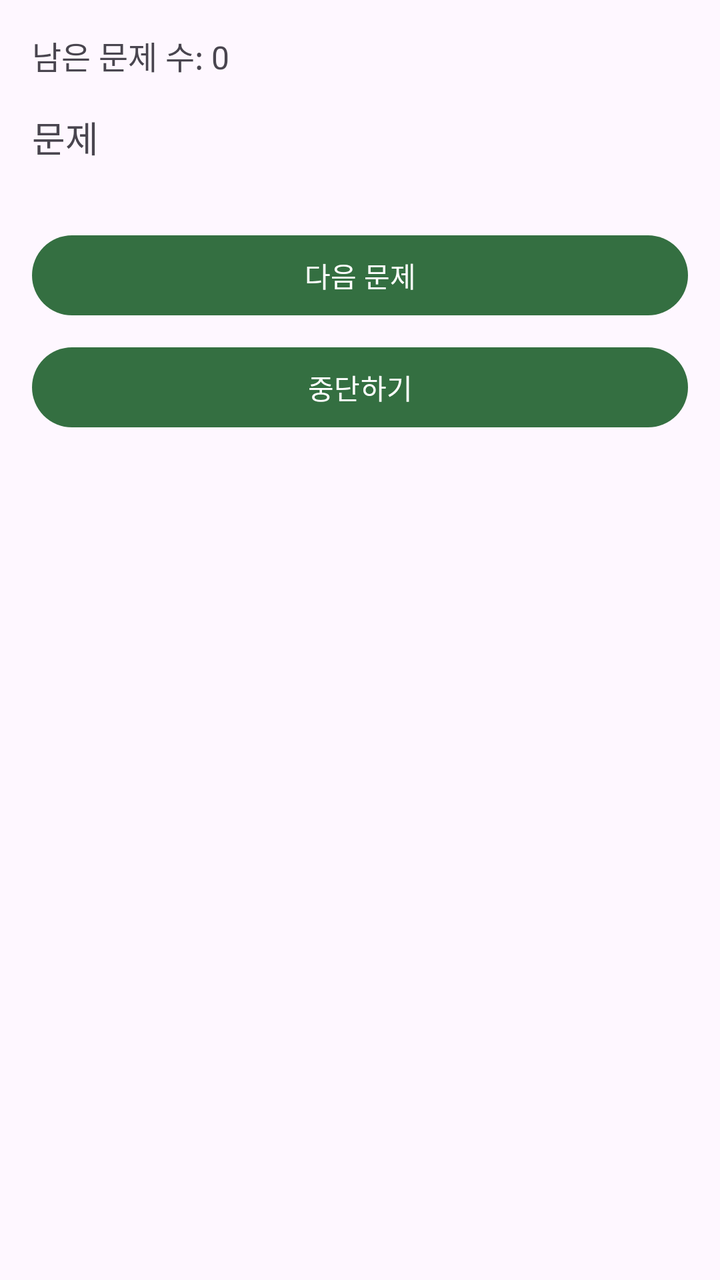
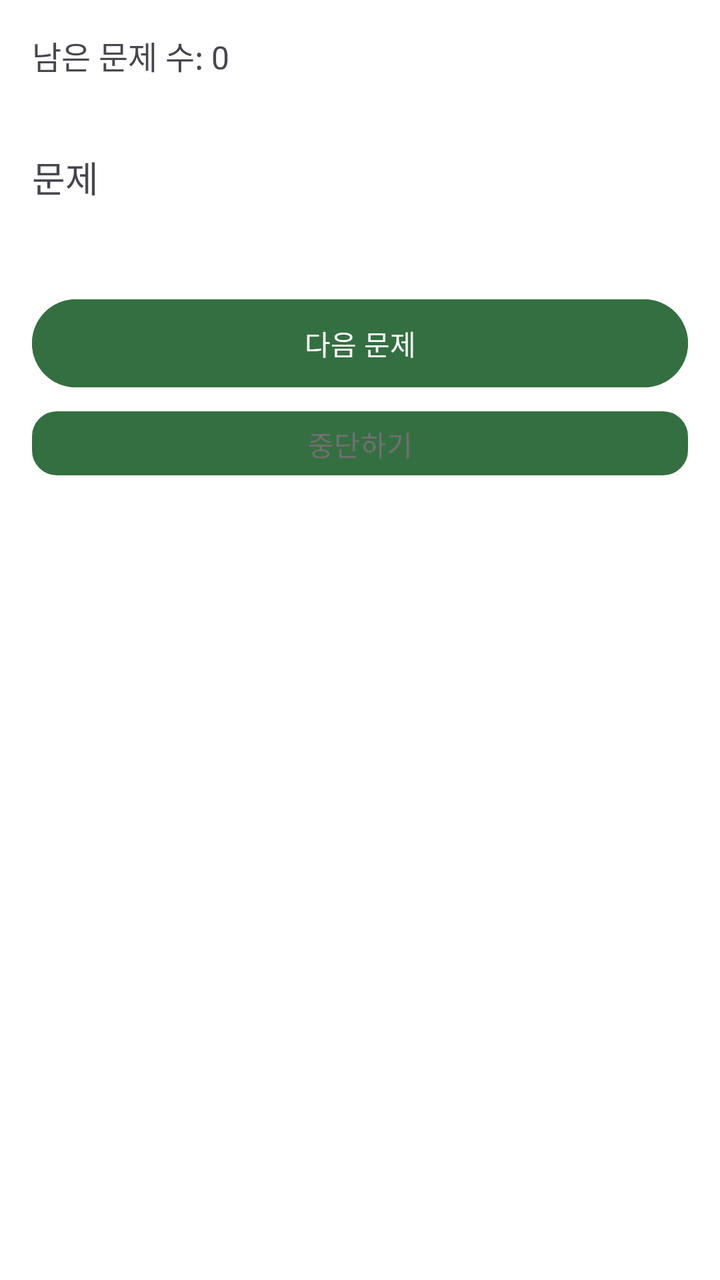

Screens rendered from an Android XML layout before and after an edit, with the pre-edit source and the edit as a unified diff.
<!-- AndroidManifest.xml: application theme Theme.Quiz_app_submit -->
<!-- res/layout/activity_quiz.xml -->
<?xml version="1.0" encoding="utf-8"?>
<LinearLayout xmlns:android="http://schemas.android.com/apk/res/android"
    android:layout_width="match_parent"
    android:layout_height="match_parent"
    android:orientation="vertical"
    android:padding="16dp">

    <TextView
        android:id="@+id/tvRemainingQuestions"
        android:layout_width="match_parent"
        android:layout_height="wrap_content"
        android:textSize="16sp"
        android:text="남은 문제 수: 0"
        android:paddingBottom="16dp" />

    <TextView
        android:id="@+id/tvQuestion"
        android:layout_width="match_parent"
        android:layout_height="wrap_content"
        android:textSize="18sp"
        android:text="문제"
        android:paddingBottom="16dp" />

    <LinearLayout
        android:id="@+id/llOptions"
        android:layout_width="match_parent"
        android:layout_height="wrap_content"
        android:orientation="vertical" />

    <Button
        android:id="@+id/btnNext"
        android:layout_width="match_parent"
        android:layout_height="wrap_content"
        android:layout_marginTop="16dp"
        android:text="다음 문제" />

    <Button
        android:id="@+id/btnStop"
        android:layout_width="match_parent"
        android:layout_height="wrap_content"
        android:text="중단하기"
        android:layout_marginTop="8dp" />
</LinearLayout>
<!-- resources referenced by this layout -->
<resources>
  <style name="Base.Theme.Quiz_app_submit" parent="Theme.Material3.DayNight.NoActionBar">
          
          <item name="colorPrimary">@color/color_main</item>
          <item name="colorOnPrimary">@color/color_on_main</item>
  
          <item name="colorSecondary">@color/color_sub</item>
          <item name="colorOnSecondary">@color/color_on_sub</item>
  
          <item name="colorPrimaryContainer">@color/color_main</item>
          <item name="colorOnPrimaryContainer">@color/color_on_main</item>
          <item name="colorSecondaryContainer">@color/color_sub</item>
          <item name="colorOnSecondaryContainer">@color/color_on_sub</item>
  
          
          <item name="materialButtonStyle">@style/Widget.Quiz_app_submit.Button</item>
      </style>
  <color name="color_main">#346F41</color>
  <color name="color_on_main">#FFFFFF</color>
  <color name="color_sub">#699472</color>
  <color name="color_on_sub">#FFFFFF</color>
  <style name="Widget.Quiz_app_submit.Button" parent="Widget.Material3.Button">
          <item name="backgroundTint">@color/color_main</item>
          <item name="android:textColor">@color/color_on_main</item>
      </style>
  <!-- unchanged entries left out for length: 1 -->
</resources>

<!-- the commit's change to res/layout/activity_quiz.xml (unified diff, before → after) -->
@@ -1,9 +1,14 @@
 <?xml version="1.0" encoding="utf-8"?>
-<LinearLayout xmlns:android="http://schemas.android.com/apk/res/android"
+<ScrollView xmlns:android="http://schemas.android.com/apk/res/android"
     android:layout_width="match_parent"
     android:layout_height="match_parent"
-    android:orientation="vertical"
-    android:padding="16dp">
+    android:fillViewport="true">
+
+    <LinearLayout
+        android:layout_width="match_parent"
+        android:layout_height="wrap_content"
+        android:orientation="vertical"
+        android:padding="16dp">
 
     <TextView
         android:id="@+id/tvRemainingQuestions"
@@ -19,7 +24,8 @@
         android:layout_height="wrap_content"
         android:textSize="18sp"
         android:text="문제"
-        android:paddingBottom="16dp" />
+        android:layout_marginTop="20dp"
+        android:paddingBottom="28dp" />
 
     <LinearLayout
         android:id="@+id/llOptions"
@@ -30,14 +36,25 @@
     <Button
         android:id="@+id/btnNext"
         android:layout_width="match_parent"
-        android:layout_height="wrap_content"
+        android:layout_height="52dp"
         android:layout_marginTop="16dp"
+        android:backgroundTint="@color/button_background_tint"
+        android:textColor="@color/white"
         android:text="다음 문제" />
 
     <Button
         android:id="@+id/btnStop"
         android:layout_width="match_parent"
-        android:layout_height="wrap_content"
+        android:layout_height="32dp"
         android:text="중단하기"
+        android:textColor="@color/color_button_disabled"
+        android:background="@drawable/quiz_review_stop_background"
+        android:backgroundTint="@null"
+        android:paddingLeft="12dp"
+        android:paddingTop="2dp"
+        android:paddingRight="12dp"
+        android:paddingBottom="2dp"
         android:layout_marginTop="8dp" />
-</LinearLayout>
+    </LinearLayout>
+
+</ScrollView>
<!-- resource entries referenced after the edit -->
@@ -1,12 +1,39 @@
 <!-- resources referenced by this layout -->
 <resources>
-  <style name="Base.Theme.Quiz_app_submit" parent="Theme.Material3.DayNight.NoActionBar">
+  <color name="color_button_disabled">#707070</color>
+  <color name="white">#FFFFFFFF</color>
+  <!-- drawable quiz_review_stop_background (drawable) -->
+  <?xml version="1.0" encoding="utf-8"?>
+  <selector xmlns:android="http://schemas.android.com/apk/res/android">
+      <item android:state_pressed="true">
+          <shape android:shape="rectangle">
+              <solid android:color="#EEF5F0" />
+              <stroke
+                  android:width="1dp"
+                  android:color="@color/color_main" />
+              <corners android:radius="12dp" />
+          </shape>
+      </item>
+  
+      <item>
+          <shape android:shape="rectangle">
+              <solid android:color="@color/white" />
+              <stroke
+                  android:width="1dp"
+                  android:color="@color/color_main" />
+              <corners android:radius="12dp" />
+          </shape>
+      </item>
+  </selector>
+  <style name="Base.Theme.Quiz_app_submit" parent="Theme.Material3.Light.NoActionBar">
           
           <item name="colorPrimary">@color/color_main</item>
           <item name="colorOnPrimary">@color/color_on_main</item>
   
           <item name="colorSecondary">@color/color_sub</item>
           <item name="colorOnSecondary">@color/color_on_sub</item>
+          <item name="colorTertiary">@color/color_main</item>
+          <item name="colorOnTertiary">@color/color_on_main</item>
   
           <item name="colorPrimaryContainer">@color/color_main</item>
           <item name="colorOnPrimaryContainer">@color/color_on_main</item>
@@ -14,14 +41,45 @@
           <item name="colorOnSecondaryContainer">@color/color_on_sub</item>
   
           
+          <item name="android:windowBackground">@color/white</item>
+          <item name="android:colorBackground">@color/white</item>
+          <item name="colorSurface">@color/white</item>
+          <item name="colorSurfaceVariant">@color/white</item>
+          <item name="colorOnSurface">@color/black</item>
+          <item name="colorOnSurfaceVariant">@color/black</item>
+          <item name="colorOnBackground">@color/black</item>
+          <item name="android:textColorPrimary">@color/black</item>
+          <item name="android:textColorSecondary">@color/black</item>
+          <item name="android:statusBarColor">@color/white</item>
+          <item name="android:navigationBarColor">@color/white</item>
+          <item name="android:windowLightStatusBar">true</item>
+          <item name="android:windowLightNavigationBar" tools:targetApi="27">true</item>
+  
+          
+          <item name="colorAccent">@color/color_main</item>
+          <item name="android:colorAccent">@color/color_main</item>
+          <item name="colorControlActivated">@color/color_main</item>
+          <item name="android:colorControlActivated">@color/color_main</item>
+          <item name="colorControlHighlight">@color/color_button_ripple</item>
+          <item name="android:colorControlHighlight">@color/color_button_ripple</item>
+          <item name="colorButtonNormal">@color/color_main</item>
+          <item name="android:colorButtonNormal">@color/color_main</item>
+  
+          
           <item name="materialButtonStyle">@style/Widget.Quiz_app_submit.Button</item>
+          <item name="buttonStyle">@style/Widget.Quiz_app_submit.Button</item>
+          <item name="android:buttonStyle">@style/Widget.Quiz_app_submit.Button</item>
       </style>
   <color name="color_main">#346F41</color>
   <color name="color_on_main">#FFFFFF</color>
-  <color name="color_sub">#699472</color>
+  <color name="color_sub">#346F41</color>
   <color name="color_on_sub">#FFFFFF</color>
+  <color name="black">#FF000000</color>
+  <color name="color_button_ripple">#66346F41</color>
   <style name="Widget.Quiz_app_submit.Button" parent="Widget.Material3.Button">
-          <item name="backgroundTint">@color/color_main</item>
+          <item name="backgroundTint">@color/button_background_tint</item>
+          <item name="android:backgroundTint">@color/button_background_tint</item>
+          <item name="rippleColor">@color/color_button_ripple</item>
           <item name="android:textColor">@color/color_on_main</item>
       </style>
   <!-- unchanged entries left out for length: 1 -->
